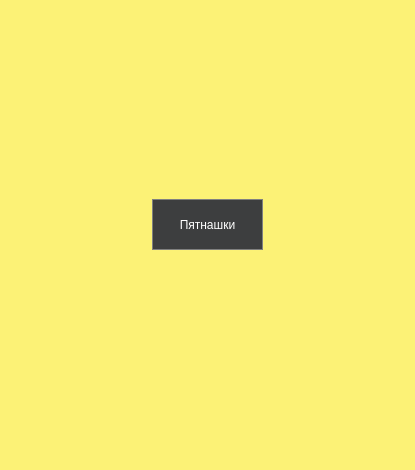
This is ScreenSaver.ui in crookiech/programming_tech_lab05_4_sem as Qt 5 draws it before an edit. The edited form follows.
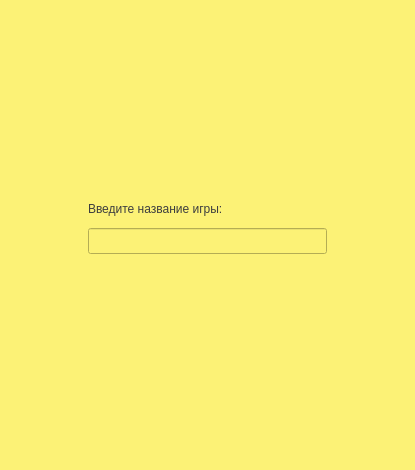
This is the edited form.

Diff of the .ui file:
```diff
--- a/ScreenSaver.ui
+++ b/ScreenSaver.ui
@@ -17,89 +17,103 @@
    <string notr="true">background-color: #fcf276;</string>
   </property>
   <widget class="QWidget" name="centralwidget">
-   <layout class="QGridLayout" name="gridLayout_2">
+   <layout class="QGridLayout" name="gridLayout">
     <item row="0" column="1">
-     <spacer name="verticalSpacer">
+     <spacer name="verticalSpacer_2">
       <property name="orientation">
        <enum>Qt::Orientation::Vertical</enum>
       </property>
       <property name="sizeHint" stdset="0">
        <size>
         <width>20</width>
-        <height>40</height>
+        <height>158</height>
        </size>
       </property>
      </spacer>
     </item>
-    <item row="1" column="2">
-     <spacer name="horizontalSpacer_2">
+    <item row="1" column="0">
+     <spacer name="horizontalSpacer">
       <property name="orientation">
        <enum>Qt::Orientation::Horizontal</enum>
       </property>
       <property name="sizeHint" stdset="0">
        <size>
-        <width>131</width>
+        <width>66</width>
         <height>20</height>
        </size>
       </property>
      </spacer>
     </item>
     <item row="1" column="1">
-     <widget class="QPushButton" name="pushButton_tagGame">
+     <layout class="QVBoxLayout" name="verticalLayout">
+      <item>
+       <widget class="QLabel" name="label">
       <property name="minimumSize">
        <size>
-        <width>111</width>
-        <height>51</height>
+          <width>239</width>
+          <height>27</height>
+         </size>
+        </property>
+        <property name="maximumSize">
+         <size>
+          <width>239</width>
+          <height>27</height>
        </size>
       </property>
       <property name="styleSheet">
-       <string notr="true">QPushButton {
-	font: 700 10pt &quot;Segoe UI&quot;;
-  background-color: #3d3e3f; 
-  border: 1px solid gray;
-  color: white;
-}
-QPushButton:pressed {
-    background-color: #282829;
-}</string>
+         <string notr="true">font: 700 16pt &quot;Segoe UI&quot;;
+color: #3d3e3f;</string>
       </property>
       <property name="text">
-       <string>Пятнашки</string>
+         <string>Введите название игры:</string>
       </property>
      </widget>
     </item>
-    <item row="1" column="0">
-     <spacer name="horizontalSpacer">
+      <item>
+       <widget class="QLineEdit" name="lineEdit">
+        <property name="minimumSize">
+         <size>
+          <width>239</width>
+          <height>26</height>
+         </size>
+        </property>
+        <property name="maximumSize">
+         <size>
+          <width>239</width>
+          <height>26</height>
+         </size>
+        </property>
+       </widget>
+      </item>
+     </layout>
+    </item>
+    <item row="1" column="2">
+     <spacer name="horizontalSpacer_2">
       <property name="orientation">
        <enum>Qt::Orientation::Horizontal</enum>
       </property>
       <property name="sizeHint" stdset="0">
        <size>
-        <width>40</width>
+        <width>66</width>
         <height>20</height>
        </size>
       </property>
      </spacer>
     </item>
     <item row="2" column="1">
-     <spacer name="verticalSpacer_2">
+     <spacer name="verticalSpacer">
       <property name="orientation">
        <enum>Qt::Orientation::Vertical</enum>
       </property>
       <property name="sizeHint" stdset="0">
        <size>
         <width>20</width>
-        <height>40</height>
+        <height>157</height>
        </size>
       </property>
      </spacer>
     </item>
    </layout>
-   <zorder>horizontalSpacer</zorder>
-   <zorder>horizontalSpacer_2</zorder>
-   <zorder>pushButton_tagGame</zorder>
-   <zorder>verticalSpacer</zorder>
-   <zorder>verticalSpacer_2</zorder>
   </widget>
   <widget class="QMenuBar" name="menubar">
    <property name="geometry">
```
Lines whose indentation alone changed are shown as unchanged.
